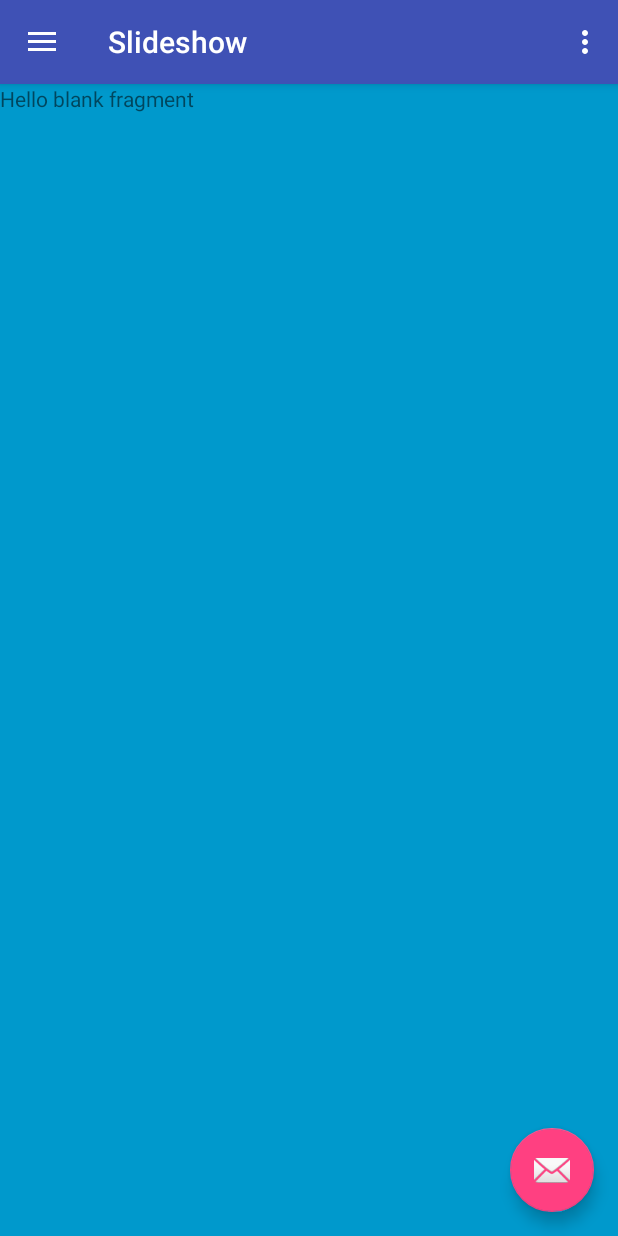
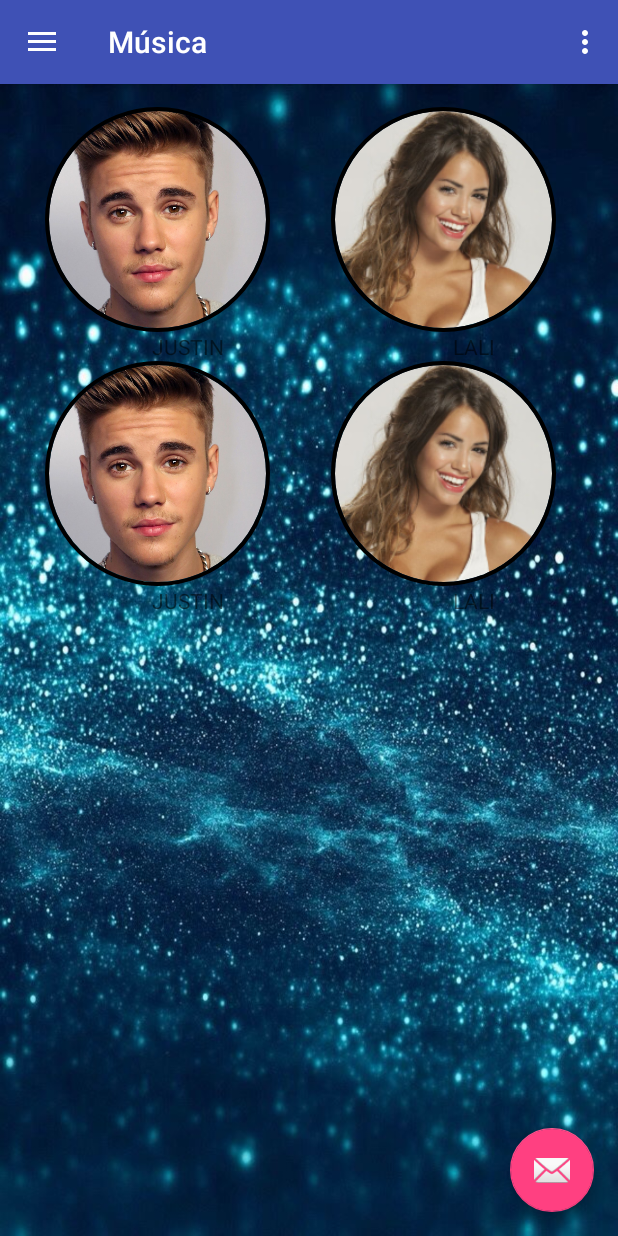
Before and after one commit to Franverri/VIP, an Android app: the screen it shows after launch (MainActivity), in the side drawer, after a tap on "Tools", on a phone screen of 412 x 824 dp. Run offline under Robolectric (Android 15) with nearby library versions, the phone set to English and light mode, and no system bars; our stand-ins replace CircleImageView.

Commit message:
Diesño FragmentMusica

```diff
--- a/app/src/main/res/layout/fragment_musica.xml
+++ b/app/src/main/res/layout/fragment_musica.xml
@@ -1,15 +1,81 @@
 <?xml version="1.0" encoding="utf-8"?>
-<FrameLayout xmlns:android="http://schemas.android.com/apk/res/android"
+<LinearLayout
+    xmlns:android="http://schemas.android.com/apk/res/android"
+    xmlns:app="http://schemas.android.com/apk/res-auto"
     xmlns:tools="http://schemas.android.com/tools"
     android:layout_width="match_parent"
     android:layout_height="match_parent"
-    android:background="@android:color/holo_blue_dark"
-    tools:context=".FragmentMusica">
+    android:paddingTop="15dp"
+    android:paddingLeft="30dp"
+    android:orientation="horizontal"
+    android:background="@drawable/fondo">
 
-    <!-- TODO: Update blank fragment layout -->
-    <TextView
-        android:layout_width="match_parent"
+    <LinearLayout
+        android:layout_width="0dp"
         android:layout_height="match_parent"
-        android:text="@string/hello_blank_fragment" />
+        android:layout_weight="1"
+        android:orientation="vertical" >
 
-</FrameLayout>
+        <de.hdodenhof.circleimageview.CircleImageView
+            android:layout_width="150dp"
+            android:layout_height="150dp"
+            android:src="@drawable/justin"
+            app:civ_border_color="#FF000000"
+            app:civ_border_width="2.5dp" />
+
+        <android.support.v7.widget.AppCompatTextView
+            android:layout_width="match_parent"
+            android:layout_height="wrap_content"
+            android:gravity="center"
+            android:text="JUSTIN"/>
+
+        <de.hdodenhof.circleimageview.CircleImageView
+            android:layout_width="150dp"
+            android:layout_height="150dp"
+            android:src="@drawable/justin"
+            app:civ_border_color="#FF000000"
+            app:civ_border_width="2.5dp" />
+
+        <android.support.v7.widget.AppCompatTextView
+            android:layout_width="match_parent"
+            android:layout_height="wrap_content"
+            android:gravity="center"
+            android:text="JUSTIN"/>
+
+    </LinearLayout>
+
+    <LinearLayout
+        android:layout_width="0dp"
+        android:layout_height="match_parent"
+        android:layout_weight="1"
+        android:orientation="vertical" >
+
+        <de.hdodenhof.circleimageview.CircleImageView
+            android:layout_width="150dp"
+            android:layout_height="150dp"
+            android:src="@drawable/lali"
+            app:civ_border_color="#FF000000"
+            app:civ_border_width="2.5dp" />
+
+        <android.support.v7.widget.AppCompatTextView
+            android:layout_width="match_parent"
+            android:layout_height="wrap_content"
+            android:gravity="center"
+            android:text="LALI"/>
+
+        <de.hdodenhof.circleimageview.CircleImageView
+            android:layout_width="150dp"
+            android:layout_height="150dp"
+            android:src="@drawable/lali"
+            app:civ_border_color="#FF000000"
+            app:civ_border_width="2.5dp" />
+
+        <android.support.v7.widget.AppCompatTextView
+            android:layout_width="match_parent"
+            android:layout_height="wrap_content"
+            android:gravity="center"
+            android:text="LALI"/>
+
+    </LinearLayout>
+
+</LinearLayout>
--- a/app/src/main/res/menu/activity_main_drawer.xml
+++ b/app/src/main/res/menu/activity_main_drawer.xml
@@ -15,7 +15,7 @@
         <item
             android:id="@+id/nav_slideshow"
             android:icon="@drawable/ic_menu_slideshow"
-            android:title="Slideshow" />
+            android:title="Música" />
         <item
             android:id="@+id/nav_manage"
             android:icon="@drawable/ic_menu_manage"
```
Also changed, not shown: app/src/main/res/drawable-hdpi/justin.png (added), app/src/main/res/drawable-hdpi/lali.png (added), app/src/main/res/drawable-mdpi/justin.png (added), app/src/main/res/drawable-mdpi/lali.png (added), app/src/main/res/drawable-xhdpi/lali.png (added), app/src/main/res/drawable-xxhdpi/lali.png (added), app/src/main/res/drawable-xxxhdpi/lali.png (added), 3 other files.
